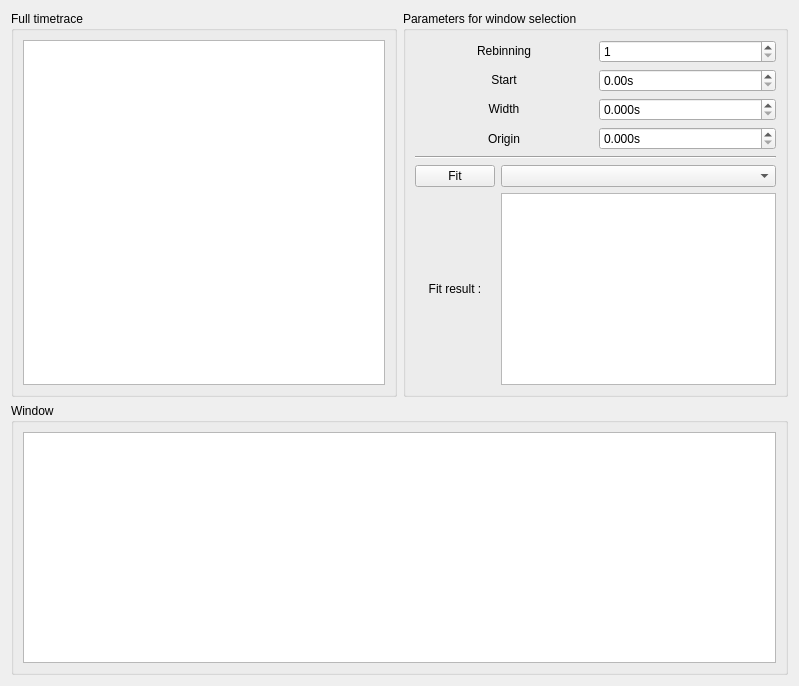
alrik-durand/qudi, file gui/pulsed/ui_timetrace.ui: the form before one commit.
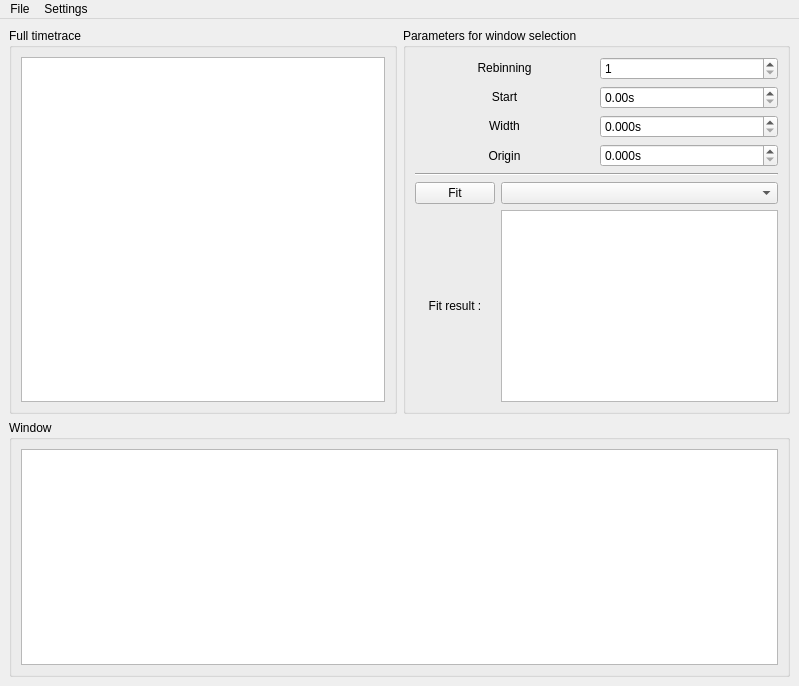
The form after the commit. Icons and pictures are not drawn. Custom widgets are drawn as their Qt base class.

Commit message: finished pulsed timetrace independent module

The edit to the form file:
```diff
--- a/gui/pulsed/ui_timetrace.ui
+++ b/gui/pulsed/ui_timetrace.ui
@@ -1,7 +1,7 @@
 <?xml version="1.0" encoding="UTF-8"?>
 <ui version="4.0">
- <class>ta</class>
- <widget class="QWidget" name="ta">
+ <class>MainWindow</class>
+ <widget class="QMainWindow" name="MainWindow">
   <property name="geometry">
    <rect>
     <x>0</x>
@@ -13,6 +13,7 @@
   <property name="windowTitle">
    <string>Form</string>
   </property>
+  <widget class="QWidget" name="centralwidget">
   <layout class="QGridLayout" name="gridLayout">
    <item row="0" column="0">
     <widget class="QGroupBox" name="groupBox_full_timetrace">
@@ -214,6 +215,49 @@
     </widget>
    </item>
   </layout>
+  </widget>
+  <widget class="QMenuBar" name="menuBar">
+   <property name="geometry">
+    <rect>
+     <x>0</x>
+     <y>0</y>
+     <width>799</width>
+     <height>21</height>
+    </rect>
+   </property>
+   <widget class="QMenu" name="menuFile">
+    <property name="title">
+     <string>File</string>
+    </property>
+    <addaction name="actionSave"/>
+   </widget>
+   <widget class="QMenu" name="menuSettings">
+    <property name="title">
+     <string>Settings</string>
+    </property>
+    <addaction name="action_FitSettings"/>
+   </widget>
+   <addaction name="menuFile"/>
+   <addaction name="menuSettings"/>
+  </widget>
+  <action name="actionSave">
+   <property name="icon">
+    <iconset>
+     <normaloff>../../artwork/icons/oxygen/22x22/document-save.png</normaloff>../../artwork/icons/oxygen/22x22/document-save.png</iconset>
+   </property>
+   <property name="text">
+    <string>Save</string>
+   </property>
+  </action>
+  <action name="action_FitSettings">
+   <property name="icon">
+    <iconset>
+     <normaloff>../../artwork/icons/oxygen/22x22/configure.png</normaloff>../../artwork/icons/oxygen/22x22/configure.png</iconset>
+   </property>
+   <property name="text">
+    <string>Fit settings</string>
+   </property>
+  </action>
  </widget>
  <customwidgets>
   <customwidget>
```
Left out of the diff: 2 changed lines with no effect on the pictures. Lines whose indentation alone changed are shown as unchanged. The commit also changes 2 other files.
